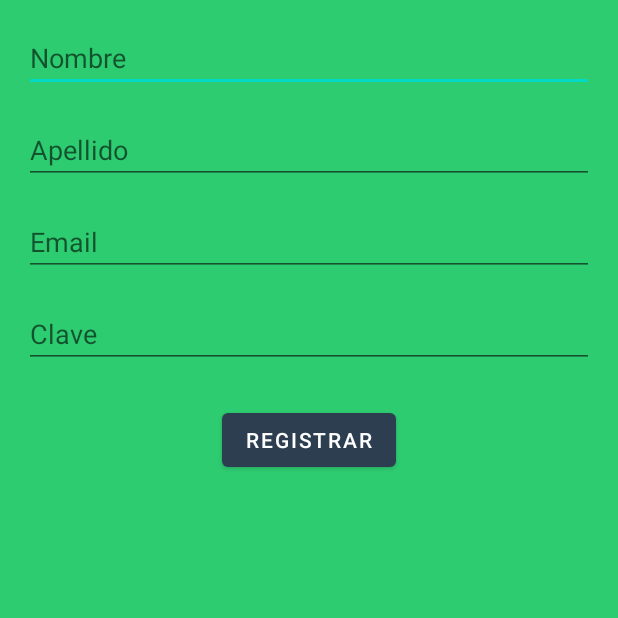
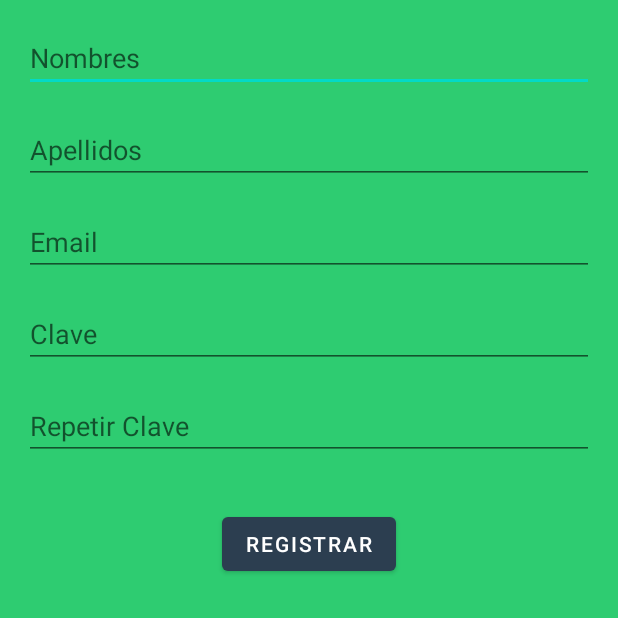
Before and after one commit to Seba271/pnk_prueba1, an Android app: the Registrar screen opened directly, with no data from a screen before it, on a phone screen of 412 x 824 dp, the top half of it. Run offline under Robolectric (Android 15) with nearby library versions, the phone set to English and light mode, and no system bars; libraries missing offline, so code that uses them is left out: cn.pedant.

```diff
--- a/app/src/main/res/layout/activity_registrar.xml
+++ b/app/src/main/res/layout/activity_registrar.xml
@@ -7,53 +7,64 @@
 
     <EditText
         android:id="@+id/txtnombre"
-        android:hint="Nombre"
         android:layout_width="0dp"
         android:layout_height="wrap_content"
-        app:layout_constraintTop_toTopOf="parent"
+        android:layout_margin="16dp"
+        android:hint="Nombres"
+        app:layout_constraintEnd_toEndOf="parent"
         app:layout_constraintStart_toStartOf="parent"
-        app:layout_constraintEnd_toEndOf="parent"
-        android:layout_margin="16dp"/>
+        app:layout_constraintTop_toTopOf="parent" />
 
     <EditText
         android:id="@+id/txtapellido"
-        android:hint="Apellido"
         android:layout_width="0dp"
         android:layout_height="wrap_content"
-        app:layout_constraintTop_toBottomOf="@id/txtnombre"
+        android:layout_margin="16dp"
+        android:hint="Apellidos"
+        app:layout_constraintEnd_toEndOf="parent"
         app:layout_constraintStart_toStartOf="parent"
-        app:layout_constraintEnd_toEndOf="parent"
-        android:layout_margin="16dp"/>
+        app:layout_constraintTop_toBottomOf="@id/txtnombre" />
 
     <EditText
         android:id="@+id/txtemail"
-        android:hint="Email"
         android:layout_width="0dp"
         android:layout_height="wrap_content"
+        android:layout_margin="16dp"
+        android:hint="Email"
+        android:inputType="textEmailAddress"
         app:layout_constraintTop_toBottomOf="@id/txtapellido"
         app:layout_constraintStart_toStartOf="parent"
-        app:layout_constraintEnd_toEndOf="parent"
-        android:layout_margin="16dp"/>
+        app:layout_constraintEnd_toEndOf="parent"/>
 
     <EditText
         android:id="@+id/txtclave"
+        android:layout_width="0dp"
+        android:layout_height="wrap_content"
+        android:layout_margin="16dp"
         android:hint="Clave"
         android:inputType="textPassword"
+        app:layout_constraintTop_toBottomOf="@id/txtemail"
+        app:layout_constraintStart_toStartOf="parent"
+        app:layout_constraintEnd_toEndOf="parent"/>
+
+    <EditText
+        android:id="@+id/txtrepetirclave"
         android:layout_width="0dp"
         android:layout_height="wrap_content"
-        app:layout_constraintTop_toBottomOf="@id/txtemail"
+        android:layout_margin="16dp"
+        android:hint="Repetir Clave"
+        android:inputType="textPassword"
+        app:layout_constraintTop_toBottomOf="@id/txtclave"
         app:layout_constraintStart_toStartOf="parent"
-        app:layout_constraintEnd_toEndOf="parent"
-        android:layout_margin="16dp"/>
+        app:layout_constraintEnd_toEndOf="parent"/>
 
     <Button
         android:id="@+id/btn_registro"
-        android:text="Registrar"
         android:layout_width="wrap_content"
         android:layout_height="wrap_content"
-        app:layout_constraintTop_toBottomOf="@id/txtclave"
-        app:layout_constraintStart_toStartOf="parent"
+        android:layout_marginTop="32dp"
+        android:text="Registrar"
+        app:layout_constraintTop_toBottomOf="@id/txtrepetirclave"
         app:layout_constraintEnd_toEndOf="parent"
-        android:layout_marginTop="24dp"/>
-
+        app:layout_constraintStart_toStartOf="parent" />
 </androidx.constraintlayout.widget.ConstraintLayout>
```
Also changed, not shown: app/src/main/java/com/example/webservice/Login.kt (+15 -8 lines), app/src/main/java/com/example/webservice/Registrar.kt (+36 -2 lines).
